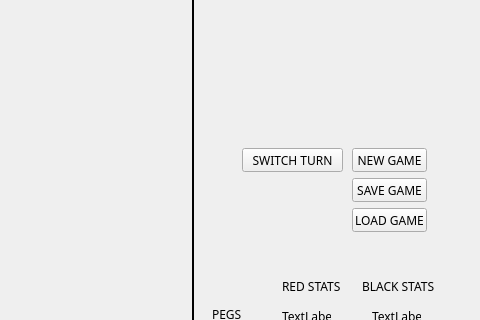
Above: C--/TwixtUI/TwixtUI.ui from florin-irl/C-- before the change; both pictures show x 508 to 988 and y 82 to 402 of the 988 by 730 pixel window. Below: the same form after it.
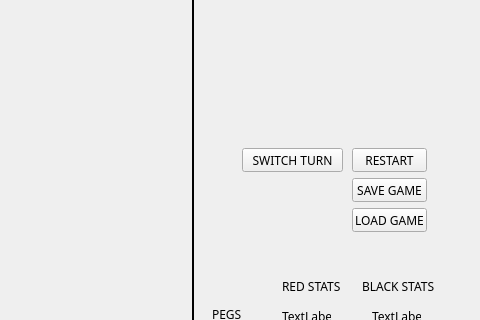
That is the form after the change. Icons and pictures are not drawn.

Commit message:
implement restart button
+ minor change to restart function

Diff of the .ui file:
```diff
--- a/C--/TwixtUI/TwixtUI.ui
+++ b/C--/TwixtUI/TwixtUI.ui
@@ -226,7 +226,7 @@
      </font>
     </property>
     <property name="text">
-     <string>NEW GAME</string>
+     <string>RESTART</string>
     </property>
    </widget>
    <widget class="QPushButton" name="pushButton_3">
```
The commit also changes 4 other files.
